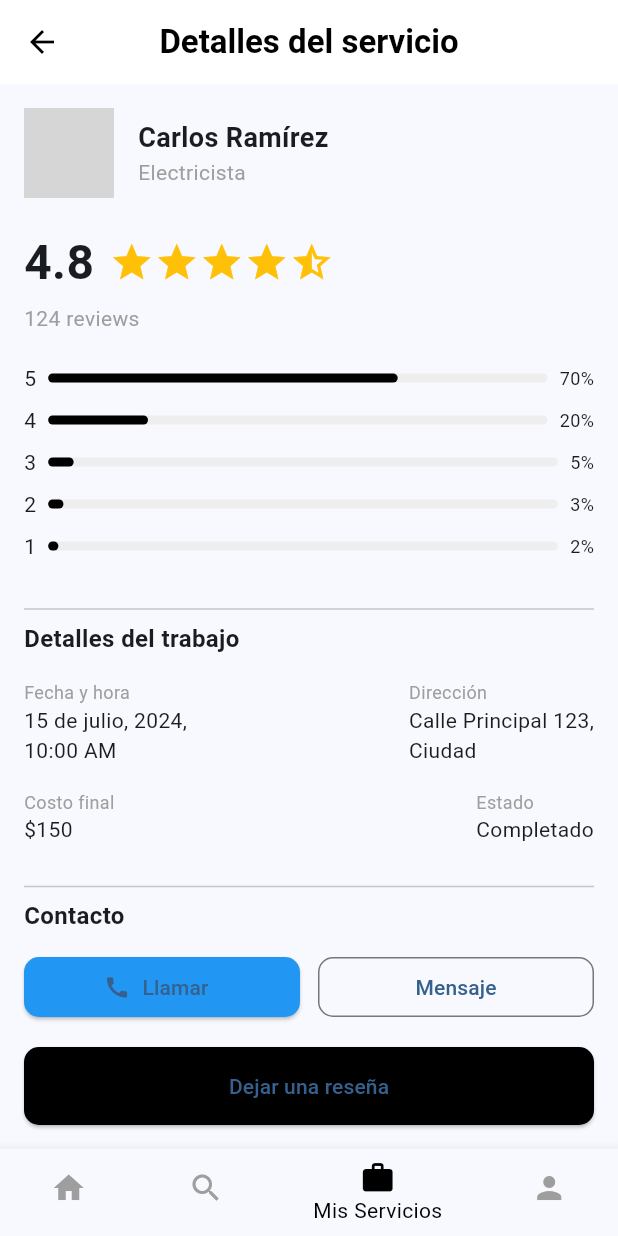
After one commit to Richiess1/proyecto_final_moviles, a Flutter app: the DetailsServicePage screen opened directly, on a phone screen of 412 x 824 dp. The commit adds this screen. Run offline on Flutter 3.47's test engine with Material 3 defaults, Android fonts, the phone set to English and light mode, and no system bars; our stand-ins replace flutter_riverpod, go_router; network calls fail; statements that could not run were skipped; grey boxes are pictures that could not be loaded.

Commit message:
feat: add DetailsServicePage and update MyServicesPage to navigate to details

```diff
--- a/lib/config/router/app_router.dart
+++ b/lib/config/router/app_router.dart
@@ -34,5 +34,10 @@ final GoRouter appRouter = GoRouter(
       name: MyServicesPage.name,
       builder: (context, state) => const MyServicesPage(),
     ),
+    GoRoute(
+      path: '/servicio/detalles',
+      name: DetailsServicePage.name,
+      builder: (context, state) => const DetailsServicePage(),
+    ),
   ],
 );
--- a/lib/screens/screens.dart
+++ b/lib/screens/screens.dart
@@ -5,3 +5,4 @@ export 'profile/profile.dart';
 export 'home/home_screen.dart';
 export 'home/nav_bar.dart';
 export 'trabajos/servicios.dart';
+export 'trabajos/details_service.dart';
--- /dev/null
+++ b/lib/screens/trabajos/details_service.dart
@@ -0,0 +1,231 @@
+import 'package:flutter/material.dart';
+import 'package:go_router/go_router.dart';
+
+class DetailsServicePage extends StatelessWidget {
+  static const String name = 'DetailsServicePage';
+  const DetailsServicePage({super.key});
+
+  @override
+  Widget build(BuildContext context) {
+    return Scaffold(
+      appBar: AppBar(
+        leading: IconButton(
+          icon: const Icon(Icons.arrow_back, color: Colors.black),
+          onPressed: () {
+            //Ruta /servicios
+            context.go('/servicios');
+          },
+        ),
+        title: const Text(
+          'Detalles del servicio',
+          style: TextStyle(color: Colors.black, fontWeight: FontWeight.bold),
+        ),
+        centerTitle: true,
+        backgroundColor: Colors.white,
+        elevation: 0,
+      ),
+      body: ListView(
+        padding: const EdgeInsets.all(16),
+        children: [
+          Row(
+            children: [
+              const CircleAvatar(
+                radius: 30,
+                backgroundImage: NetworkImage(
+                  'https://via.placeholder.com/150',
+                ),
+              ),
+              const SizedBox(width: 16),
+              Column(
+                crossAxisAlignment: CrossAxisAlignment.start,
+                children: const [
+                  Text(
+                    "Carlos Ramírez",
+                    style: TextStyle(fontSize: 18, fontWeight: FontWeight.bold),
+                  ),
+                  Text("Electricista", style: TextStyle(color: Colors.grey)),
+                ],
+              ),
+            ],
+          ),
+          const SizedBox(height: 20),
+          Row(
+            children: const [
+              Text(
+                "4.8",
+                style: TextStyle(fontSize: 32, fontWeight: FontWeight.bold),
+              ),
+              SizedBox(width: 10),
+              Icon(Icons.star, color: Colors.amber, size: 30),
+              Icon(Icons.star, color: Colors.amber, size: 30),
+              Icon(Icons.star, color: Colors.amber, size: 30),
+              Icon(Icons.star, color: Colors.amber, size: 30),
+              Icon(Icons.star_half, color: Colors.amber, size: 30),
+            ],
+          ),
+          const SizedBox(height: 4),
+          const Text(
+            "124 reviews",
+            style: TextStyle(color: Colors.grey, fontSize: 14),
+          ),
+          const SizedBox(height: 16),
+          // Barras de calificación
+          ...[
+            {"label": "5", "value": 0.7},
+            {"label": "4", "value": 0.2},
+            {"label": "3", "value": 0.05},
+            {"label": "2", "value": 0.03},
+            {"label": "1", "value": 0.02},
+          ].map(
+            (rating) => Padding(
+              padding: const EdgeInsets.symmetric(vertical: 4),
+              child: Row(
+                children: [
+                  Text(
+                    rating["label"].toString(),
+                    style: const TextStyle(fontSize: 14),
+                  ),
+                  const SizedBox(width: 8),
+                  Expanded(
+                    child: LinearProgressIndicator(
+                      value: rating["value"] as double,
+                      backgroundColor: Colors.grey[200],
+                      color: Colors.black,
+                      minHeight: 6,
+                      borderRadius: BorderRadius.circular(10),
+                    ),
+                  ),
+                  const SizedBox(width: 8),
+                  Text(
+                    "${((rating["value"] as double) * 100).toInt()}%",
+                    style: const TextStyle(fontSize: 12),
+                  ),
+                ],
+              ),
+            ),
+          ),
+          const SizedBox(height: 20),
+          const Divider(),
+          const Text(
+            "Detalles del trabajo",
+            style: TextStyle(fontSize: 16, fontWeight: FontWeight.bold),
+          ),
+          const SizedBox(height: 16),
+          Row(
+            mainAxisAlignment: MainAxisAlignment.spaceBetween,
+            children: const [
+              Column(
+                crossAxisAlignment: CrossAxisAlignment.start,
+                children: [
+                  Text(
+                    "Fecha y hora",
+                    style: TextStyle(color: Colors.grey, fontSize: 12),
+                  ),
+                  Text("15 de julio, 2024,\n10:00 AM"),
+                ],
+              ),
+              Column(
+                crossAxisAlignment: CrossAxisAlignment.start,
+                children: [
+                  Text(
+                    "Dirección",
+                    style: TextStyle(color: Colors.grey, fontSize: 12),
+                  ),
+                  Text("Calle Principal 123,\nCiudad"),
+                ],
+              ),
+            ],
+          ),
+          const SizedBox(height: 16),
+          Row(
+            mainAxisAlignment: MainAxisAlignment.spaceBetween,
+            children: const [
+              Column(
+                crossAxisAlignment: CrossAxisAlignment.start,
+                children: [
+                  Text(
+                    "Costo final",
+                    style: TextStyle(color: Colors.grey, fontSize: 12),
+                  ),
+                  Text("\$150"),
+                ],
+              ),
+              Column(
+                crossAxisAlignment: CrossAxisAlignment.start,
+                children: [
+                  Text(
+                    "Estado",
+                    style: TextStyle(color: Colors.grey, fontSize: 12),
+                  ),
+                  Text("Completado"),
+                ],
+              ),
+            ],
+          ),
+          const SizedBox(height: 20),
+          const Divider(),
+          const Text(
+            "Contacto",
+            style: TextStyle(fontSize: 16, fontWeight: FontWeight.bold),
+          ),
+          const SizedBox(height: 12),
+          Row(
+            children: [
+              Expanded(
+                child: ElevatedButton.icon(
+                  onPressed: () {},
+                  icon: const Icon(Icons.call),
+                  label: const Text("Llamar"),
+                  style: ElevatedButton.styleFrom(
+                    backgroundColor: Colors.blue,
+                    shape: RoundedRectangleBorder(
+                      borderRadius: BorderRadius.circular(10),
+                    ),
+                  ),
+                ),
+              ),
+              const SizedBox(width: 12),
+              Expanded(
+                child: OutlinedButton(
+                  onPressed: () {},
+                  child: const Text("Mensaje"),
+                  style: OutlinedButton.styleFrom(
+                    shape: RoundedRectangleBorder(
+                      borderRadius: BorderRadius.circular(10),
+                    ),
+                  ),
+                ),
+              ),
+            ],
+          ),
+          const SizedBox(height: 16),
+          ElevatedButton(
+            onPressed: () {},
+            child: const Text("Dejar una reseña"),
+            style: ElevatedButton.styleFrom(
+              backgroundColor: Colors.black,
+              padding: const EdgeInsets.symmetric(vertical: 16),
+              shape: RoundedRectangleBorder(
+                borderRadius: BorderRadius.circular(10),
+              ),
+            ),
+          ),
+        ],
+      ),
+      bottomNavigationBar: BottomNavigationBar(
+        currentIndex: 2,
+        selectedItemColor: Colors.black,
+        unselectedItemColor: Colors.grey,
+        items: const [
+          BottomNavigationBarItem(icon: Icon(Icons.home), label: "Inicio"),
+          BottomNavigationBarItem(icon: Icon(Icons.search), label: "Buscar"),
+          BottomNavigationBarItem(
+            icon: Icon(Icons.work),
+            label: "Mis Servicios",
+          ),
+          BottomNavigationBarItem(icon: Icon(Icons.person), label: "Perfil"),
+        ],
+      ),
+    );
+  }
+}
--- a/lib/screens/trabajos/servicios.dart
+++ b/lib/screens/trabajos/servicios.dart
@@ -1,4 +1,5 @@
 import 'package:flutter/material.dart';
+import 'package:go_router/go_router.dart';
 import '../home/nav_bar.dart';
 
 class MyServicesPage extends StatelessWidget {
@@ -69,10 +70,11 @@ class MyServicesPage extends StatelessWidget {
                 service: "Reparación de tuberías",
               ),
               const _JobTile(
-                client: "Carlos López",
-                date: "20 de julio, 2:00 PM",
-                service: "Instalación de lámparas",
+                client: "Ana García",
+                date: "1 de julio",
+                service: "Reparación de muebles",
               ),
+
 
               const SizedBox(height: 24),
 
@@ -84,11 +86,16 @@ class MyServicesPage extends StatelessWidget {
                 ),
               ),
               const SizedBox(height: 12),
-              const _JobTile(
-                client: "Ana García",
-                date: "1 de julio",
-                service: "Reparación de muebles",
+
+              _JobTile(
+                client: "Carlos Ramirez",
+                date: "20 de julio, 2:00 PM",
+                service: "Instalación de lámparas",
                 actionText: "Calificar",
+                onTap: () {
+                  // Navegar a la pantalla de detalles
+                  GoRouter.of(context).go('/servicio/detalles');
+                },
               ),
               const _JobTile(
                 client: "Juan Pérez",
@@ -125,12 +132,14 @@ class _JobTile extends StatelessWidget {
   final String date;
   final String service;
   final String? actionText;
+  final VoidCallback? onTap;
 
   const _JobTile({
     required this.client,
     required this.date,
     required this.service,
     this.actionText,
+    this.onTap,
   });
 
   @override
@@ -148,6 +157,7 @@ class _JobTile extends StatelessWidget {
       trailing: actionText != null
           ? TextButton(onPressed: () {}, child: Text(actionText!))
           : null,
+      onTap: onTap,
     );
   }
 }
```
